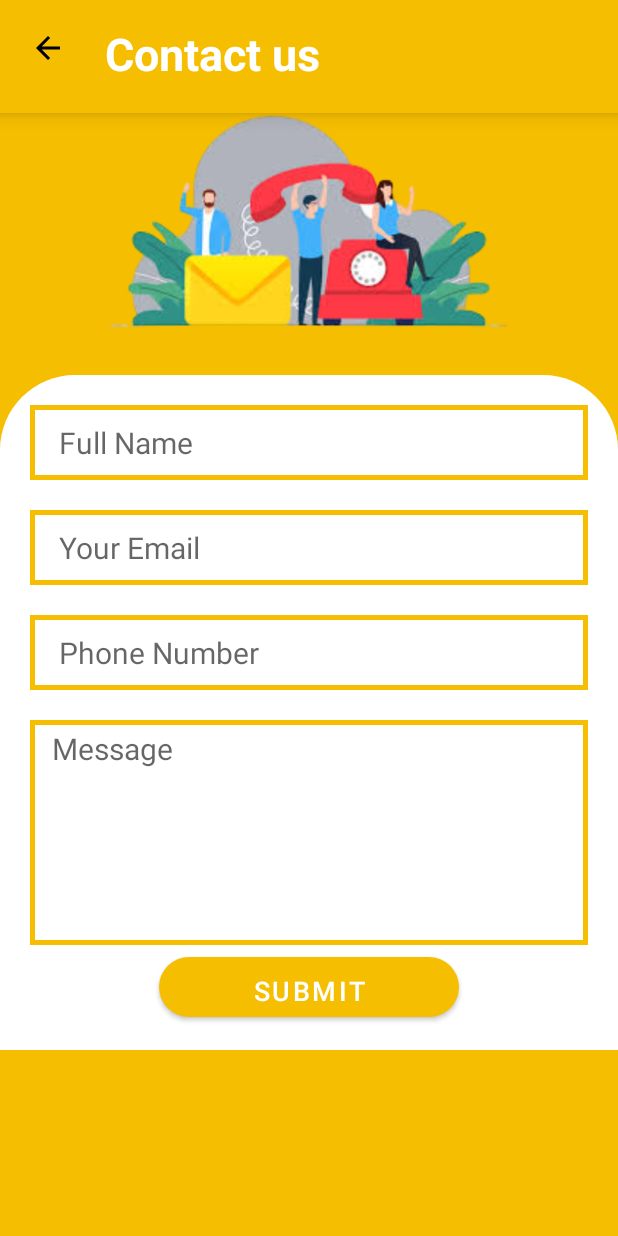
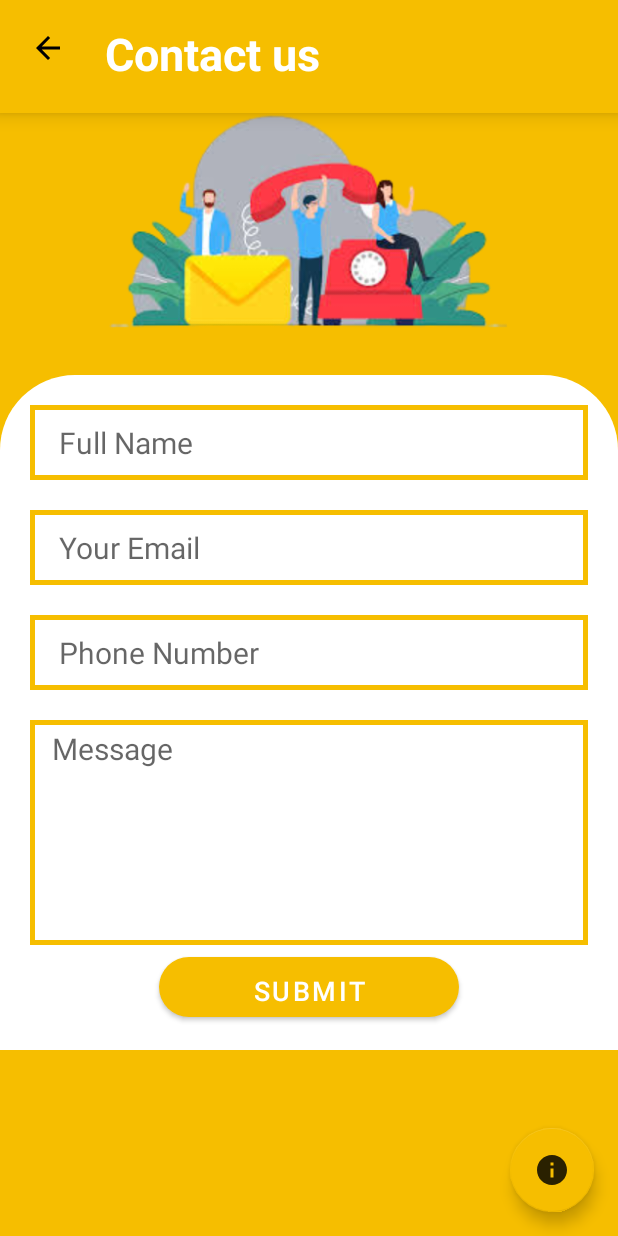
Before and after one commit to amanGupta1811/ChartAnalysis, an Android app: the contactUs screen opened directly, with no data from a screen before it, on a phone screen of 412 x 824 dp. Run offline under Robolectric (Android 15) with nearby library versions, the phone set to English and light mode, and no system bars.

Commit message:
optimize code

```diff
--- a/app/src/main/java/com/android/chartanalysis/contactUs.java
+++ b/app/src/main/java/com/android/chartanalysis/contactUs.java
@@ -1,15 +1,23 @@
 package com.android.chartanalysis;
 
 import androidx.appcompat.app.AppCompatActivity;
+
+import static com.android.chartanalysis.url.GotoYt;
+import static com.android.chartanalysis.url.contactFloting;
+import static com.android.chartanalysis.url.callFloting;
+import static com.android.chartanalysis.url.emailFloting;
 
 import android.annotation.SuppressLint;
 import android.content.Intent;
 import android.net.Uri;
 import android.os.Bundle;
 import android.util.Patterns;
+import android.view.View;
 import android.widget.Button;
 import android.widget.EditText;
 import android.widget.ImageButton;
+
+import com.google.android.material.floatingactionbutton.FloatingActionButton;
 
 
 public class contactUs extends AppCompatActivity {
@@ -17,7 +25,10 @@ public class contactUs extends AppCompatActivity {
     ImageButton backBtn;
     EditText nameTxt, emailTxt, phnTxt, msgTxt;
     Button submit;
-
+    boolean touch = true;
+    FloatingActionButton call, email, telegram, youtube, contact;
+    String url1 = "https://www.youtube.com/@chartanalysis123";
+    String url4 = "https://t.me/chartanalysis_umesh_sharma";
 
     @SuppressLint("MissingInflatedId")
     @Override
@@ -31,22 +42,41 @@ public class contactUs extends AppCompatActivity {
         phnTxt = findViewById(R.id.phn);
         msgTxt = findViewById(R.id.msg);
         submit = findViewById(R.id.btn);
+        call = findViewById(R.id.call);
+        email = findViewById(R.id.emailBtn);
+        telegram = findViewById(R.id.tele);
+        youtube = findViewById(R.id.youtubeBtn);
+        contact = findViewById(R.id.btn_contact);
 
         //Back_Btn
         backBtn.setOnClickListener((v)->finish());
 
         //Submit_Btn
         submit.setOnClickListener((v)->composeEamil());
+
+        //Contact_Floating_Button
+        contact.setOnClickListener((v)->contactFloting(call,email,telegram,youtube));
+
+        //Contact_yt
+        youtube.setOnClickListener((v)->GotoYt(contactUs.this,url1));
+
+        //Contact_Telegram
+        telegram.setOnClickListener((v)->GotoYt(contactUs.this,url4));
+
+        //Contact_Call
+        call.setOnClickListener((v)->callFloting(contactUs.this));
+
+        //Contact_Email
+        email.setOnClickListener((v)->emailFloting(contactUs.this));
     }
 
 
     //Compose_Email
     void composeEamil(){
-
-       String nameStr = nameTxt.getText().toString();
-       String emailStr = emailTxt.getText().toString();
-       String phnStr = phnTxt.getText().toString();
-       String msgStr = msgTxt.getText().toString();
+        String nameStr = nameTxt.getText().toString();
+        String emailStr = emailTxt.getText().toString();
+        String phnStr = phnTxt.getText().toString();
+        String msgStr = msgTxt.getText().toString();
 
         boolean isValidate = validateData(nameStr,emailStr,phnStr,msgStr);
 
@@ -64,20 +94,19 @@ public class contactUs extends AppCompatActivity {
 
     //Validate_Data
     boolean validateData(String nameStr,String emailStr, String phnStr, String msgStr){
-
         if(nameStr.isEmpty()){
             nameTxt.setError("Enter name");
             return false;
         }
-        if(!Patterns.EMAIL_ADDRESS.matcher(emailStr).matches()){
+        else if(!Patterns.EMAIL_ADDRESS.matcher(emailStr).matches()){
             emailTxt.setError("Email is invalid");
             return false;
         }
-        if(phnStr.length()!=10){
+        else if(phnStr.length()!=10){
             phnTxt.setError("Phone no. length is invalid");
             return false;
         }
-        if(msgStr.isEmpty()){
+        else if(msgStr.isEmpty()){
             msgTxt.setError("Enter message");
             return false;
         }
--- a/app/src/main/res/layout/activity_contact_us.xml
+++ b/app/src/main/res/layout/activity_contact_us.xml
@@ -144,4 +144,56 @@
 
     </ScrollView>
 
+    <com.google.android.material.floatingactionbutton.FloatingActionButton
+        android:id="@+id/btn_contact"
+        android:layout_width="wrap_content"
+        android:layout_height="wrap_content"
+        android:layout_margin="16dp"
+        app:backgroundTint="#F6BE00"
+        android:src="@drawable/ic_baseline_info_24"
+        app:layout_constraintBottom_toBottomOf="parent"
+        app:layout_constraintEnd_toEndOf="parent"/>
+
+    <com.google.android.material.floatingactionbutton.FloatingActionButton
+        android:id="@+id/call"
+        android:layout_width="wrap_content"
+        android:layout_height="wrap_content"
+        android:layout_margin="16dp"
+        android:visibility="gone"
+        android:autofillHints="phone"
+        android:src="@drawable/ic_baseline_call_24"
+        app:layout_constraintBottom_toTopOf="@id/btn_contact"
+        app:layout_constraintEnd_toEndOf="parent"/>
+
+    <com.google.android.material.floatingactionbutton.FloatingActionButton
+        android:id="@+id/emailBtn"
+        android:layout_width="wrap_content"
+        android:layout_height="wrap_content"
+        android:layout_margin="16dp"
+        android:visibility="gone"
+        android:src="@drawable/ic_baseline_email_24"
+        app:layout_constraintBottom_toTopOf="@id/call"
+        app:layout_constraintEnd_toEndOf="parent"/>
+
+
+    <com.google.android.material.floatingactionbutton.FloatingActionButton
+        android:id="@+id/tele"
+        android:layout_width="wrap_content"
+        android:layout_height="wrap_content"
+        android:layout_margin="16dp"
+        android:visibility="gone"
+        android:src="@drawable/tele"
+        app:layout_constraintBottom_toTopOf="@id/emailBtn"
+        app:layout_constraintEnd_toEndOf="parent"/>
+
+    <com.google.android.material.floatingactionbutton.FloatingActionButton
+        android:id="@+id/youtubeBtn"
+        android:layout_width="wrap_content"
+        android:layout_height="wrap_content"
+        android:layout_margin="16dp"
+        android:visibility="gone"
+        android:src="@drawable/ic_baseline_play_arrow_24"
+        app:layout_constraintBottom_toTopOf="@id/tele"
+        app:layout_constraintEnd_toEndOf="parent"/>
+
 </androidx.constraintlayout.widget.ConstraintLayout>
```
Also changed, not shown: app/src/main/java/com/android/chartanalysis/MainActivity.java (+13 -52 lines), app/src/main/java/com/android/chartanalysis/url.java (added, +54 -0 lines).
